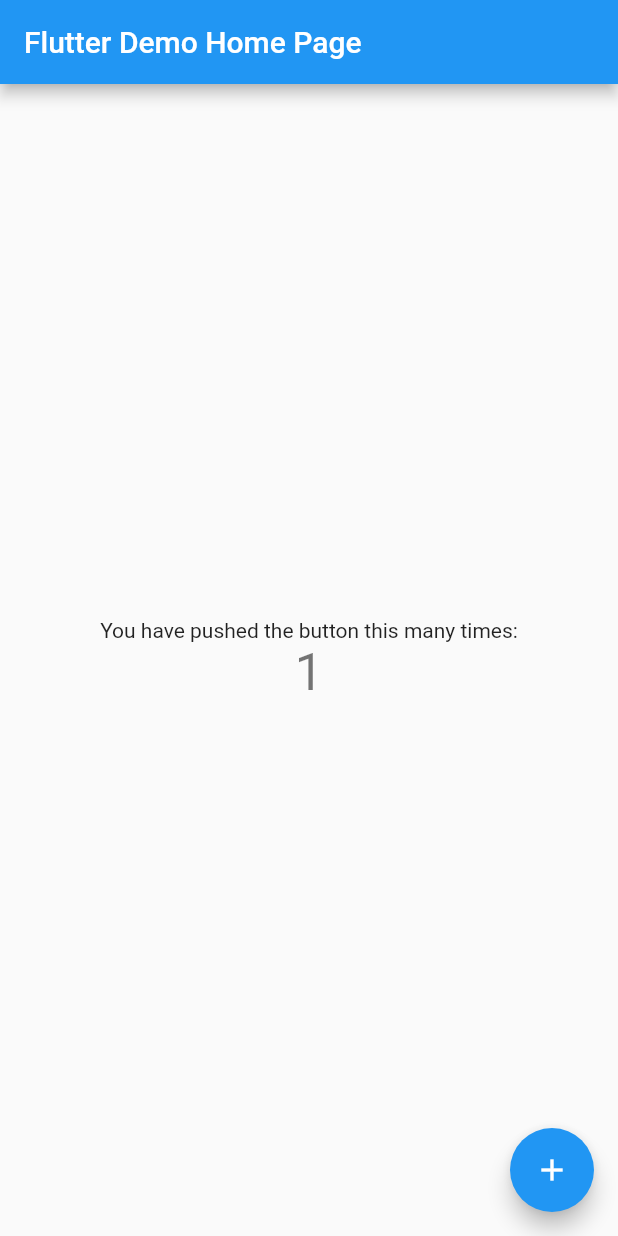
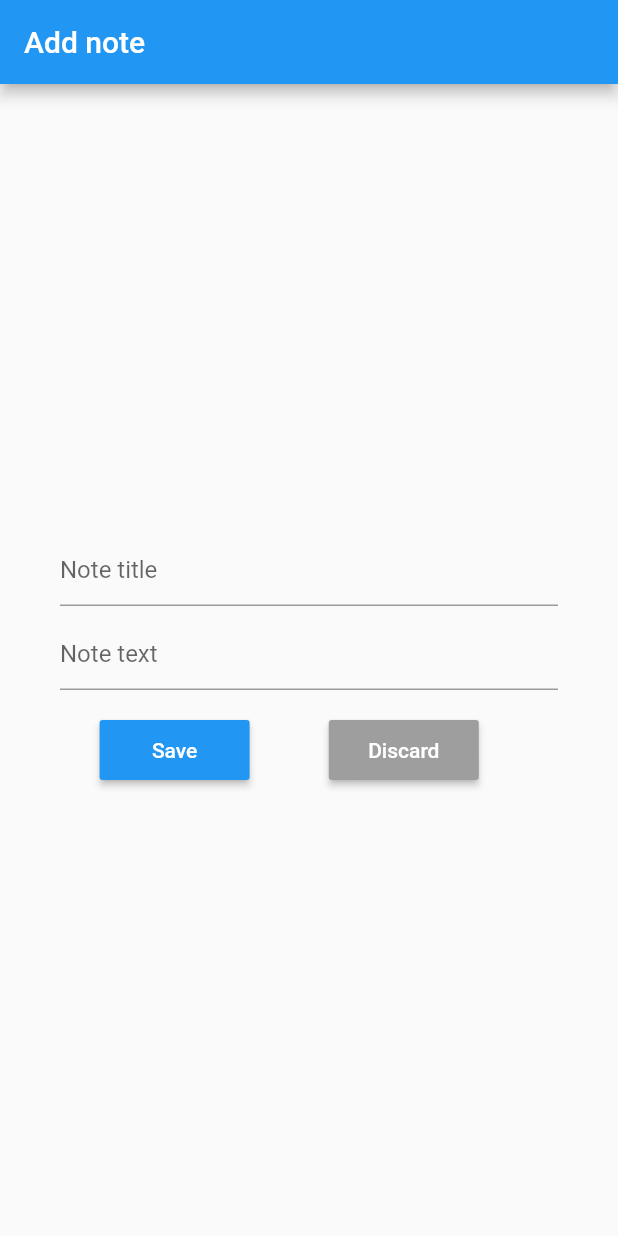
Before and after one commit to poczekajcie/bsm, a Flutter app: the screen it shows after launch, after a tap on the "add" icon, on a phone screen of 412 x 824 dp. Run offline on Flutter 3.47's test engine with Material 2 defaults, Android fonts, the phone set to English and light mode, and no system bars; our stand-ins replace sqflite; accounts and stored records are empty.

Commit message:
Add notes manager

```diff
--- a/bsm/lib/main.dart
+++ b/bsm/lib/main.dart
@@ -1,117 +1,22 @@
+import 'package:bsm/views/note.dart';
+import 'package:bsm/views/note_list.dart';
 import 'package:flutter/material.dart';
 
-void main() {
-  runApp(MyApp());
-}
+void main() => runApp(App());
 
-class MyApp extends StatelessWidget {
-  // This widget is the root of your application.
+class App extends StatelessWidget {
   @override
   Widget build(BuildContext context) {
     return MaterialApp(
-      title: 'Flutter Demo',
-      theme: ThemeData(
-        // This is the theme of your application.
-        //
-        // Try running your application with "flutter run". You'll see the
-        // application has a blue toolbar. Then, without quitting the app, try
-        // changing the primarySwatch below to Colors.green and then invoke
-        // "hot reload" (press "r" in the console where you ran "flutter run",
-        // or simply save your changes to "hot reload" in a Flutter IDE).
-        // Notice that the counter didn't reset back to zero; the application
-        // is not restarted.
-        primarySwatch: Colors.blue,
-        // This makes the visual density adapt to the platform that you run
-        // the app on. For desktop platforms, the controls will be smaller and
-        // closer together (more dense) than on mobile platforms.
-        visualDensity: VisualDensity.adaptivePlatformDensity,
-      ),
-      home: MyHomePage(title: 'Flutter Demo Home Page'),
-    );
+        title: 'Notes',
+      debugShowCheckedModeBanner: false,
+      routes: <String, WidgetBuilder> {
+//        '/': (_) => MainPage(),
+        '/': (_) => NoteList(),
+        '/note': (context) => Note(),
+//        '/password-config': (_) => PasswordConfigPage(),
+//        '/password-check': (_) => PasswordCheckPage(),
+      },
+      );
   }
 }
-
-class MyHomePage extends StatefulWidget {
-  MyHomePage({Key key, this.title}) : super(key: key);
-
-  // This widget is the home page of your application. It is stateful, meaning
-  // that it has a State object (defined below) that contains fields that affect
-  // how it looks.
-
-  // This class is the configuration for the state. It holds the values (in this
-  // case the title) provided by the parent (in this case the App widget) and
-  // used by the build method of the State. Fields in a Widget subclass are
-  // always marked "final".
-
-  final String title;
-
-  @override
-  _MyHomePageState createState() => _MyHomePageState();
-}
-
-class _MyHomePageState extends State<MyHomePage> {
-  int _counter = 0;
-
-  void _incrementCounter() {
-    setState(() {
-      // This call to setState tells the Flutter framework that something has
-      // changed in this State, which causes it to rerun the build method below
-      // so that the display can reflect the updated values. If we changed
-      // _counter without calling setState(), then the build method would not be
-      // called again, and so nothing would appear to happen.
-      _counter++;
-    });
-  }
-
-  @override
-  Widget build(BuildContext context) {
-    // This method is rerun every time setState is called, for instance as done
-    // by the _incrementCounter method above.
-    //
-    // The Flutter framework has been optimized to make rerunning build methods
-    // fast, so that you can just rebuild anything that needs updating rather
-    // than having to individually change instances of widgets.
-    return Scaffold(
-      appBar: AppBar(
-        // Here we take the value from the MyHomePage object that was created by
-        // the App.build method, and use it to set our appbar title.
-        title: Text(widget.title),
-      ),
-      body: Center(
-        // Center is a layout widget. It takes a single child and positions it
-        // in the middle of the parent.
-        child: Column(
-          // Column is also a layout widget. It takes a list of children and
-          // arranges them vertically. By default, it sizes itself to fit its
-          // children horizontally, and tries to be as tall as its parent.
-          //
-          // Invoke "debug painting" (press "p" in the console, choose the
-          // "Toggle Debug Paint" action from the Flutter Inspector in Android
-          // Studio, or the "Toggle Debug Paint" command in Visual Studio Code)
-          // to see the wireframe for each widget.
-          //
-          // Column has various properties to control how it sizes itself and
-          // how it positions its children. Here we use mainAxisAlignment to
-          // center the children vertically; the main axis here is the vertical
-          // axis because Columns are vertical (the cross axis would be
-          // horizontal).
-          mainAxisAlignment: MainAxisAlignment.center,
-          children: <Widget>[
-            Text(
-              'You have pushed the button this many times:',
-            ),
-            Text(
-              '$_counter',
-              style: Theme.of(context).textTheme.headline4,
-            ),
-          ],
-        ),
-      ),
-      floatingActionButton: FloatingActionButton(
-        onPressed: _incrementCounter,
-        tooltip: 'Increment',
-        child: Icon(Icons.add),
-      ), // This trailing comma makes auto-formatting nicer for build methods.
-    );
-  }
-}
--- /dev/null
+++ b/bsm/lib/note_arguments.dart
@@ -0,0 +1,8 @@
+import 'package:bsm/views/note.dart';
+
+class NoteRouteArguments {
+  final NoteMode mode;
+  final Map<String, dynamic> note;
+
+  NoteRouteArguments(this.mode, this.note);
+}
--- /dev/null
+++ b/bsm/lib/providers/note_provider.dart
@@ -0,0 +1,48 @@
+import 'package:path/path.dart';
+import 'package:sqflite/sqflite.dart';
+
+class NoteProvider {
+  static Database db;
+
+  static Future open() async {
+    db = await openDatabase(
+      join(await getDatabasesPath(), 'notes.db'),
+      version: 1,
+      onCreate: (Database db, int version) async {
+        db.execute('''
+          create table Notes(
+            id integer primary key autoincrement,
+            title text not null,
+            text text not null
+          );
+        ''');
+      }
+    );
+  }
+
+  static Future<List<Map<String, dynamic>>> getNoteList() async {
+    if (db == null) {
+      await open();
+    }
+    return await db.query('Notes');
+  }
+
+  static Future insertNote(Map<String, dynamic> note) async {
+    await db.insert('Notes', note);
+  }
+
+  static Future updateNote(Map<String, dynamic> note) async {
+    await db.update(
+      'Notes',
+      note,
+      where: 'id = ?',
+      whereArgs: [note['id']]);
+  }
+
+  static Future deleteNote(int id) async {
+    await db.delete(
+      'Notes',
+      where: 'id = ?',
+      whereArgs: [id]);
+  }
+}
--- /dev/null
+++ b/bsm/lib/views/note.dart
@@ -0,0 +1,123 @@
+import 'package:bsm/note_arguments.dart';
+import 'package:bsm/providers/note_provider.dart';
+import 'package:flutter/material.dart';
+
+enum NoteMode {
+  Editing,
+  Adding
+}
+
+class Note extends StatefulWidget {
+
+  @override
+  NoteState createState() {
+    return new NoteState();
+  }
+}
+
+class NoteState extends State<Note> {
+
+  final TextEditingController _titleController = TextEditingController();
+  final TextEditingController _textController = TextEditingController();
+
+  @override
+  Widget build(BuildContext context) {
+    final NoteRouteArguments args =  ModalRoute.of(context).settings.arguments;
+    final NoteMode noteMode = args.mode;
+    final Map<String, dynamic> note = args.note;
+
+    if (noteMode == NoteMode.Editing) {
+      _titleController.text = note['title'];
+      _textController.text = note['text'];
+    }
+
+    return Scaffold(
+      appBar: AppBar(
+        title: Text(
+          noteMode == NoteMode.Adding ? 'Add note' : 'Edit note'
+        ),
+      ),
+      body: Padding(
+        padding: const EdgeInsets.all(40.0),
+        child: Column(
+          mainAxisAlignment: MainAxisAlignment.center,
+          children: <Widget>[
+            TextField(
+              controller: _titleController,
+              decoration: InputDecoration(
+                hintText: 'Note title'
+              ),
+            ),
+            Container(height: 8,),
+            TextField(
+              controller: _textController,
+              decoration: InputDecoration(
+                hintText: 'Note text'
+              ),
+            ),
+            Container(height: 16.0,),
+            Row(
+              mainAxisAlignment: MainAxisAlignment.spaceEvenly,
+              children: <Widget>[
+                _NoteButton('Save', Colors.blue, () {
+                  final title = _titleController.text;
+                  final text = _textController.text;
+
+                  if (noteMode == NoteMode.Adding) {
+                    NoteProvider.insertNote({
+                      'title': title,
+                      'text': text
+                    });
+                  } else if (noteMode == NoteMode.Editing) {
+                    NoteProvider.updateNote({
+                      'id': note['id'],
+                      'title': _titleController.text,
+                      'text': _textController.text,
+                    });
+                  }
+                  Navigator.of(context).pushReplacementNamed('/');
+                }),
+                Container(height: 16.0,),
+                _NoteButton('Discard', Colors.grey, () {
+                  Navigator.of(context).pushReplacementNamed('/');
+                }),
+                noteMode == NoteMode.Editing ?
+                  Padding(
+                    padding: const EdgeInsets.only(left: 8.0),
+                    child: _NoteButton('Delete', Colors.red, () async {
+                      await NoteProvider.deleteNote(note['id']);
+                      Navigator.of(context).pushReplacementNamed('/');
+                    }),
+                  )
+                 : Container()
+              ],
+            )
+          ],
+        ),
+      ),
+    );
+  }
+}
+
+class _NoteButton extends StatelessWidget {
+
+  final String _text;
+  final Color _color;
+  final Function _onPressed;
+
+  _NoteButton(this._text, this._color, this._onPressed);
+
+  @override
+  Widget build(BuildContext context) {
+    return MaterialButton(
+      onPressed: _onPressed,
+      child: Text(
+        _text,
+        style: TextStyle(color: Colors.white),
+      ),
+      height: 40,
+      minWidth: 100,
+      color: _color,
+    );
+  }
+}
--- /dev/null
+++ b/bsm/lib/views/note_list.dart
@@ -0,0 +1,99 @@
+import 'package:bsm/note_arguments.dart';
+import 'package:bsm/providers/note_provider.dart';
+import 'package:flutter/material.dart';
+
+import 'note.dart';
+
+
+class NoteList extends StatefulWidget {
+
+  @override
+  NoteListState createState() {
+    return new NoteListState();
+  }
+}
+
+class NoteListState extends State<NoteList> {
+
+  @override
+  Widget build(BuildContext context) {
+    return Scaffold(
+      appBar: AppBar(
+        title: Text('Notes'),
+      ),
+      body: FutureBuilder(
+        future: NoteProvider.getNoteList(),
+        builder: (context, snapshot) {
+          if (snapshot.connectionState == ConnectionState.done) {
+            final notes = snapshot.data;
+            return ListView.builder(
+              itemBuilder: (context, index) {
+                return GestureDetector(
+                  onTap: () {
+                    Navigator.pushReplacementNamed(context, '/note', arguments: NoteRouteArguments(NoteMode.Editing, notes[index]));
+                  },
+                  child: Card(
+                    child: Padding(
+                      padding: const EdgeInsets.only(top: 30.0, bottom: 30, left: 13.0, right: 22.0),
+                      child: Column(
+                        crossAxisAlignment: CrossAxisAlignment.start,
+                        children: <Widget>[
+                          _NoteTitle(notes[index]['title']),
+                          Container(height: 4,),
+                          _NoteText(notes[index]['text'])
+                        ],
+                      ),
+                    ),
+                  ),
+                );
+              },
+              itemCount: notes.length,
+            );
+          }
+          return Center(child: CircularProgressIndicator());
+        },
+      ),
+      floatingActionButton: FloatingActionButton(
+        onPressed: () {
+          Navigator.pushReplacementNamed(context, '/note', arguments: NoteRouteArguments(NoteMode.Adding, null));
+        },
+        child: Icon(Icons.add),
+      ),
+    );
+  }
+}
+
+class _NoteTitle extends StatelessWidget {
+  final String _title;
+
+  _NoteTitle(this._title);
+
+  @override
+  Widget build(BuildContext context) {
+    return Text(
+      _title,
+      style: TextStyle(
+        fontSize: 25,
+        fontWeight: FontWeight.bold
+      ),
+    );
+  }
+}
+
+class _NoteText extends StatelessWidget {
+  final String _text;
+
+  _NoteText(this._text);
+
+  @override
+  Widget build(BuildContext context) {
+    return Text(
+      _text,
+      style: TextStyle(
+          color: Colors.grey.shade600
+      ),
+      maxLines: 2,
+      overflow: TextOverflow.ellipsis,
+    );
+  }
+}
--- a/bsm/pubspec.yaml
+++ b/bsm/pubspec.yaml
@@ -21,6 +21,7 @@ environment:
   sdk: ">=2.7.0 <3.0.0"
 
 dependencies:
+  sqflite: ^1.1.0
   flutter:
     sdk: flutter
 
```
Also changed, not shown: 1 other file.
